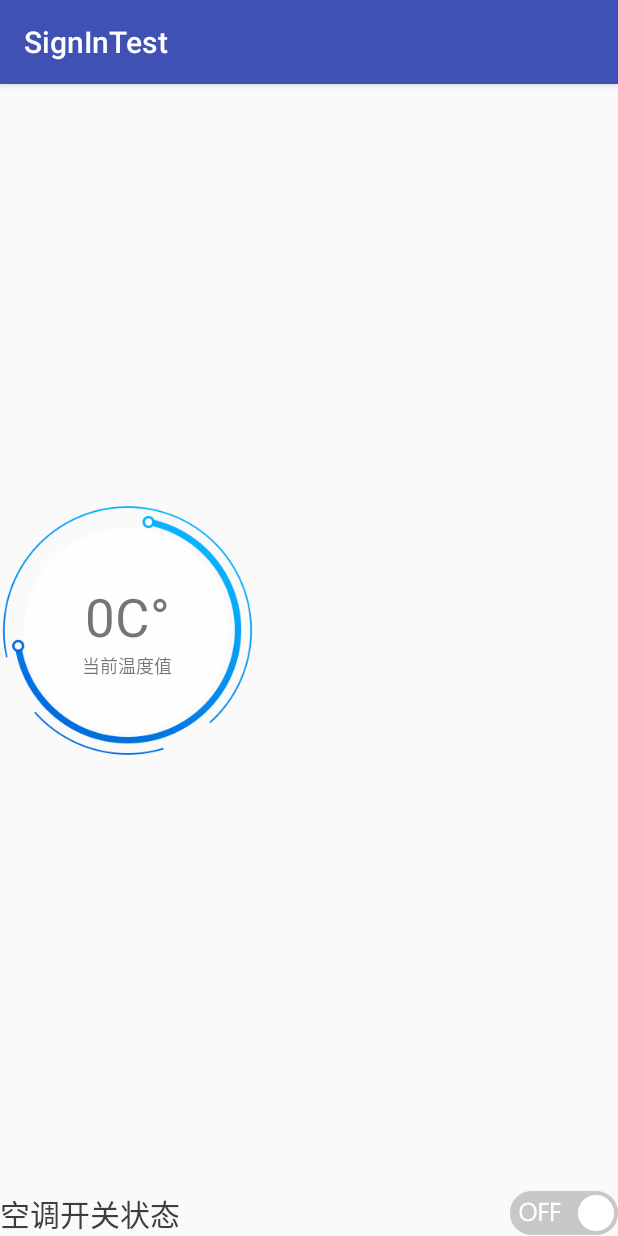
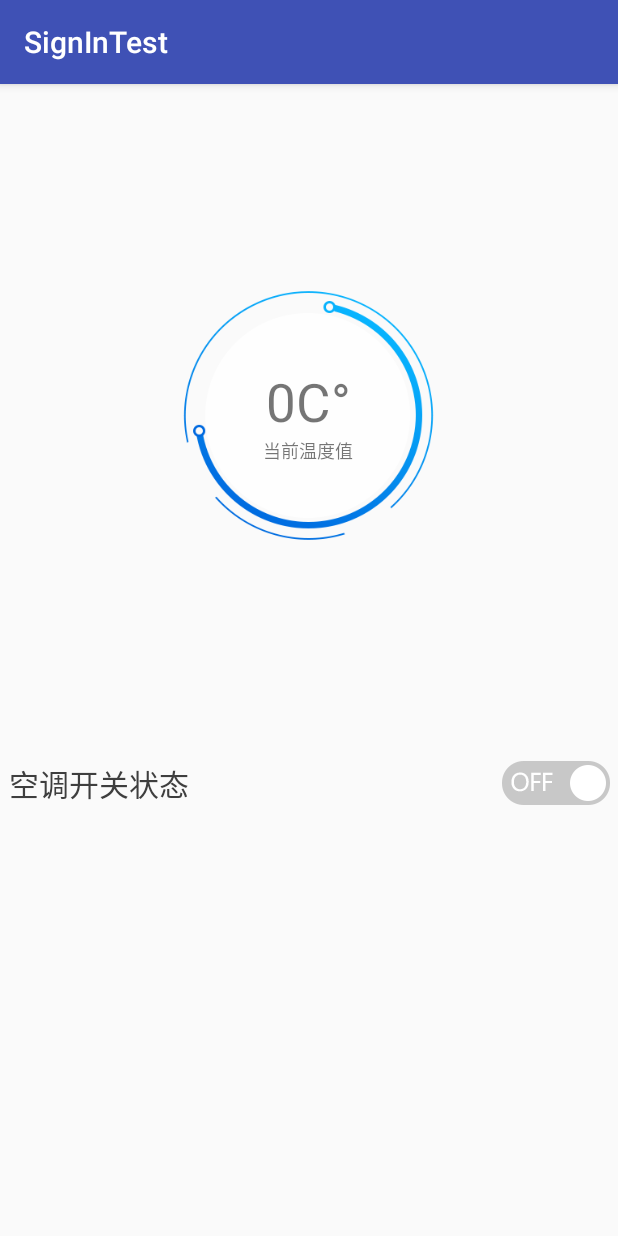
Before and after one commit to Mikejiawei/AirconditionerCtrl, an Android app: the DetailActivity screen opened directly, with no data from a screen before it, on a phone screen of 412 x 824 dp. Run offline under Robolectric (Android 15) with nearby library versions, the phone set to English and light mode, and no system bars.

```diff
--- a/app/src/main/java/com/example/signintest/util/Constants.java
+++ b/app/src/main/java/com/example/signintest/util/Constants.java
@@ -32,6 +32,10 @@ public class Constants {
     public static String projectId = "34148";
     public static String deviceId = "";
     public static String apiTagCurrentTemp = "currentTemp";
+    public static String apiTagPowerCtrl = "";
+    public static int openPowerValue = 1;
+    public static int closePowerValue = 0;
+
 
     public static String getStartTime() {
         Calendar calendar = Calendar.getInstance();
--- a/app/src/main/res/layout/activity_detail.xml
+++ b/app/src/main/res/layout/activity_detail.xml
@@ -4,64 +4,74 @@
     android:layout_width="match_parent"
     android:layout_height="match_parent"
     android:orientation="vertical">
+
     <LinearLayout
+        android:layout_width="match_parent"
+        android:layout_height="0dp"
         android:layout_marginTop="6dp"
-        android:layout_width="wrap_content"
+        android:layout_weight="6"
         android:gravity="center"
-        android:layout_height="0dp"
-        android:layout_weight="2">
+        android:orientation="horizontal">
+
         <LinearLayout
             android:id="@+id/currentTemp_layout"
-            android:orientation="vertical"
-            android:gravity="center"
             android:layout_width="170dp"
+            android:layout_height="170dp"
             android:background="@mipmap/control_blue"
-            android:layout_height="170dp">
+            android:gravity="center|center_vertical"
+            android:orientation="vertical">
+
             <TextView
                 android:id="@+id/currentTemp_text"
                 android:layout_width="wrap_content"
+                android:layout_height="wrap_content"
                 android:layout_centerInParent="true"
                 android:text="0C°"
-                android:textSize="35sp"
-                android:layout_height="wrap_content" />
+                android:textSize="35sp" />
+
             <TextView
                 android:id="@+id/currentTemp_title"
-                android:layout_gravity="center"
                 android:layout_width="wrap_content"
                 android:layout_height="wrap_content"
-                android:textSize="12sp"
-                android:text="当前温度值" />
+                android:layout_gravity="center"
+                android:text="当前温度值"
+                android:textSize="12sp" />
         </LinearLayout>
     </LinearLayout>
 
     <LinearLayout
+        android:layout_width="match_parent"
+        android:layout_height="wrap_content"
         android:layout_marginTop="5dp"
-        android:orientation="horizontal"
-        android:layout_width="match_parent"
-        android:layout_height="wrap_content">
+        android:layout_weight="4"
+        android:orientation="horizontal">
+
         <LinearLayout
+            android:layout_width="0dp"
+            android:layout_height="wrap_content"
             android:layout_marginTop="10dp"
-            android:gravity="center|left"
             android:layout_weight="1"
-            android:layout_width="0dp"
-            android:layout_height="wrap_content">
+            android:gravity="center|left">
+
             <TextView
                 android:layout_width="wrap_content"
                 android:layout_height="wrap_content"
+                android:layout_marginLeft="6dp"
                 android:text="空调开关状态"
                 android:textColor="@color/text_setting"
                 android:textSize="20sp" />
         </LinearLayout>
 
         <LinearLayout
+            android:layout_width="0dp"
+            android:layout_height="wrap_content"
             android:layout_marginTop="10dp"
-            android:gravity="center|right"
+            android:layout_marginRight="5dp"
             android:layout_weight="1"
-            android:layout_width="0dp"
-            android:layout_height="wrap_content">
+            android:gravity="center|right">
 
             <ImageView
-                android:id="@+id/swithc_imageview"
+                android:id="@+id/switch_imageview"
                 android:layout_width="wrap_content"
                 android:layout_height="wrap_content"
                 android:background="@mipmap/off" />
```
Also changed, not shown: app/src/main/java/com/example/signintest/DetailActivity.java (+96 -6 lines).
